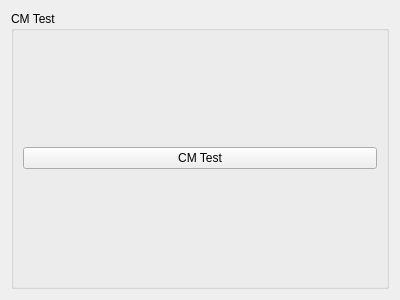
Above: GUI/View/cmtesttab.ui from tristandupree/Ph2_ACF before the change. Below: the same form after it.
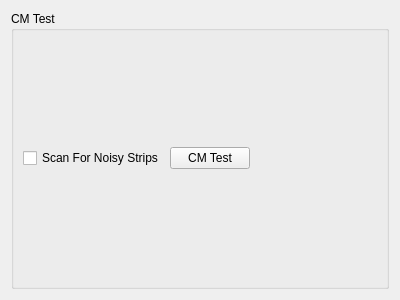
That is the form after the change.

```diff
--- a/GUI/View/cmtesttab.ui
+++ b/GUI/View/cmtesttab.ui
@@ -13,20 +13,40 @@
   <property name="windowTitle">
    <string>Form</string>
   </property>
-  <layout class="QVBoxLayout" name="verticalLayout">
+  <layout class="QHBoxLayout" name="horizontalLayout">
    <item>
-    <widget class="QGroupBox" name="groupBox">
+    <widget class="QGroupBox" name="gbSettings">
      <property name="title">
       <string>CM Test</string>
      </property>
-     <layout class="QVBoxLayout" name="verticalLayout_2">
+     <layout class="QHBoxLayout" name="horizontalLayout_2">
       <item>
-       <widget class="QPushButton" name="pushButton">
+       <widget class="QCheckBox" name="chbxScanNoise">
+        <property name="text">
+         <string>Scan For Noisy Strips</string>
+        </property>
+       </widget>
+      </item>
+      <item>
+       <widget class="QPushButton" name="btnLaunch">
         <property name="text">
          <string>CM Test</string>
         </property>
        </widget>
       </item>
+      <item>
+       <spacer name="horizontalSpacer">
+        <property name="orientation">
+         <enum>Qt::Horizontal</enum>
+        </property>
+        <property name="sizeHint" stdset="0">
+         <size>
+          <width>40</width>
+          <height>20</height>
+         </size>
+        </property>
+       </spacer>
+      </item>
      </layout>
     </widget>
    </item>
```
